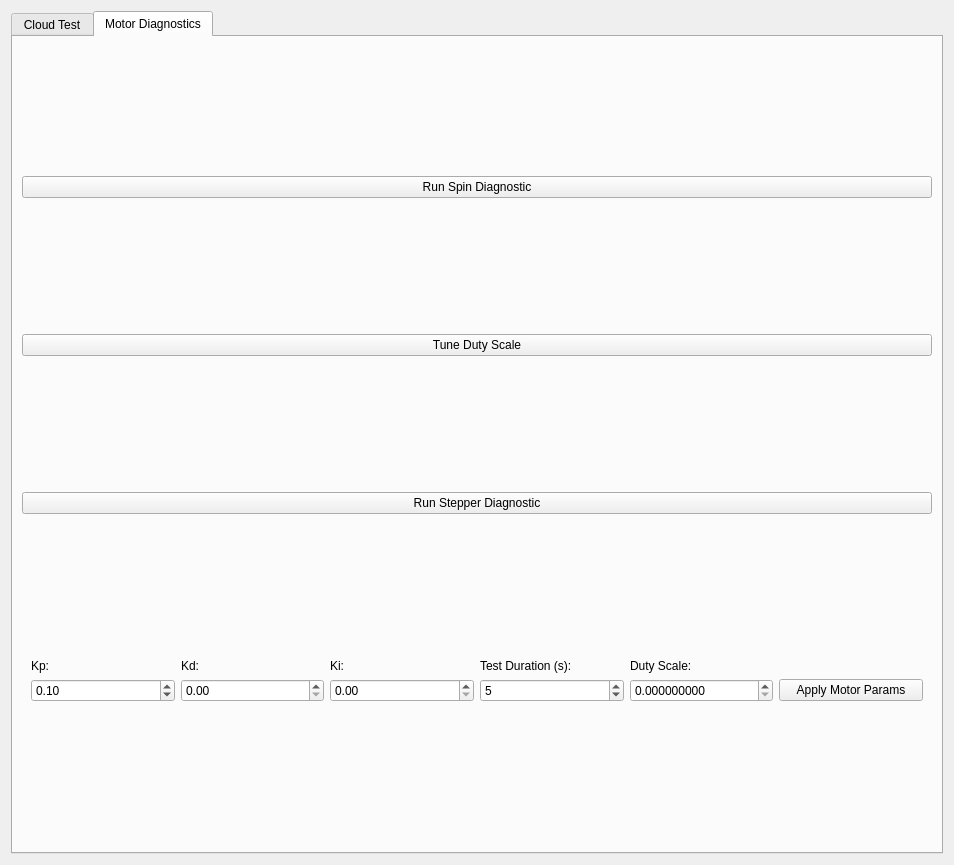
Qt form frontend/cloudTest.ui (YCP-Rev-Metrix/BallSpinner-Controller-v2) before a commit.
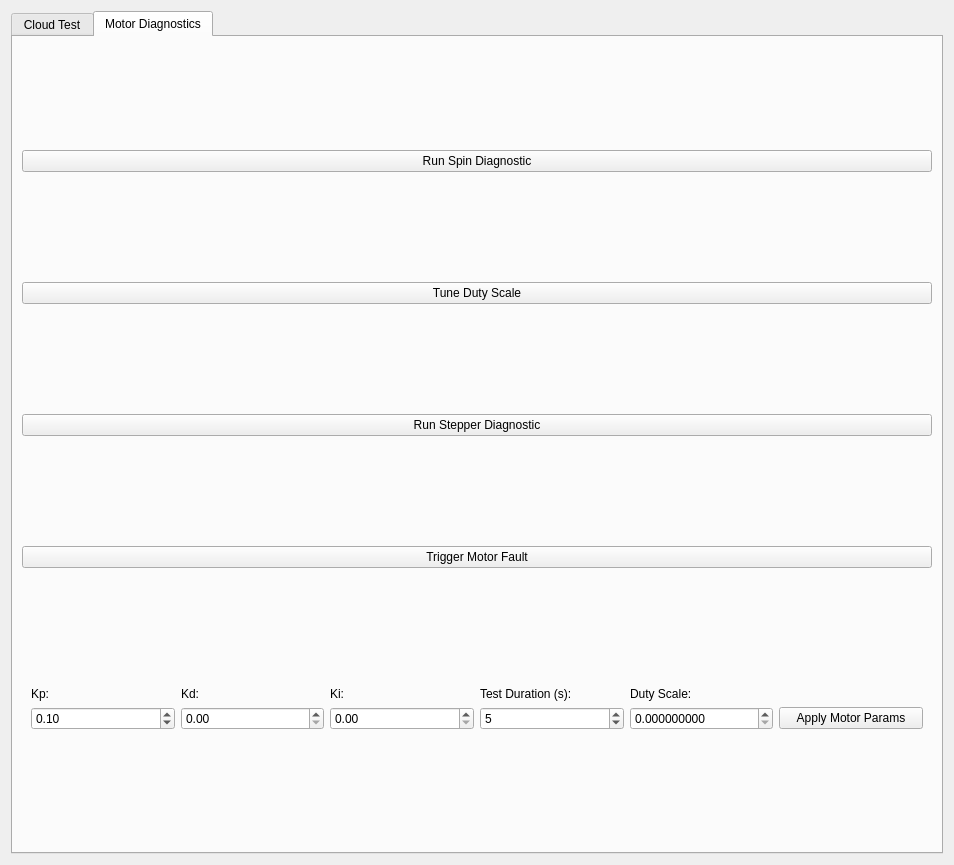
The same form after that commit.

Commit message: added manual fault activation

Diff of the .ui file:
```diff
--- a/frontend/cloudTest.ui
+++ b/frontend/cloudTest.ui
@@ -249,6 +249,13 @@
          </property>
         </widget>
        </item>
+       <item>
+        <widget class="QPushButton" name="btnToggleMotorFault">
+         <property name="text">
+          <string>Trigger Motor Fault</string>
+         </property>
+        </widget>
+       </item>
        <item>
         <widget class="QWidget" name="widgetMotorParams" native="true">
          <property name="sizePolicy">
```
The commit also changes 3 other files.
